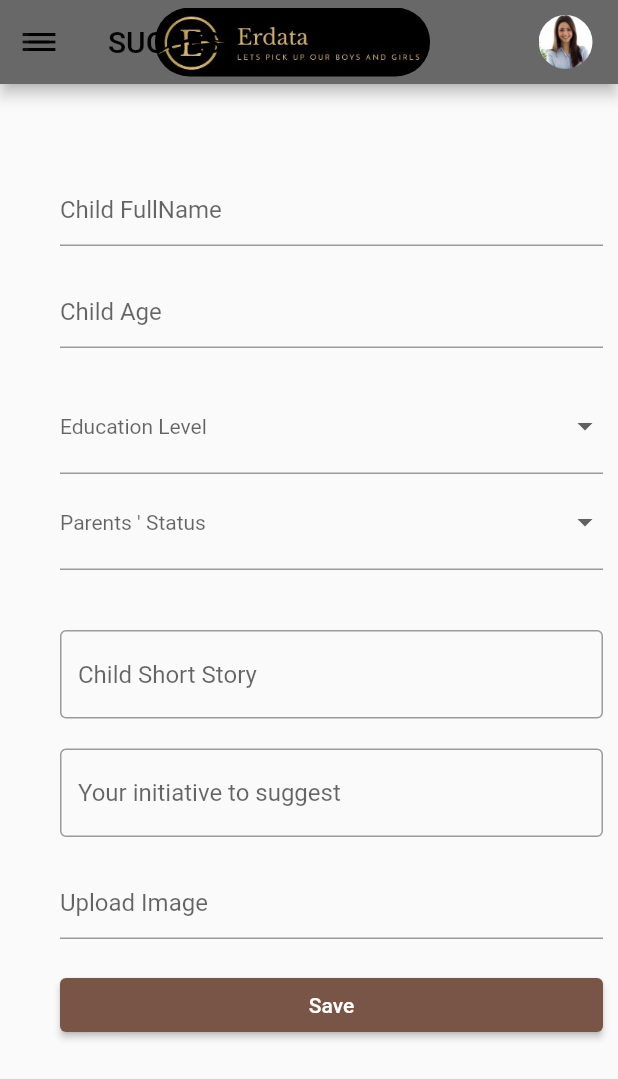
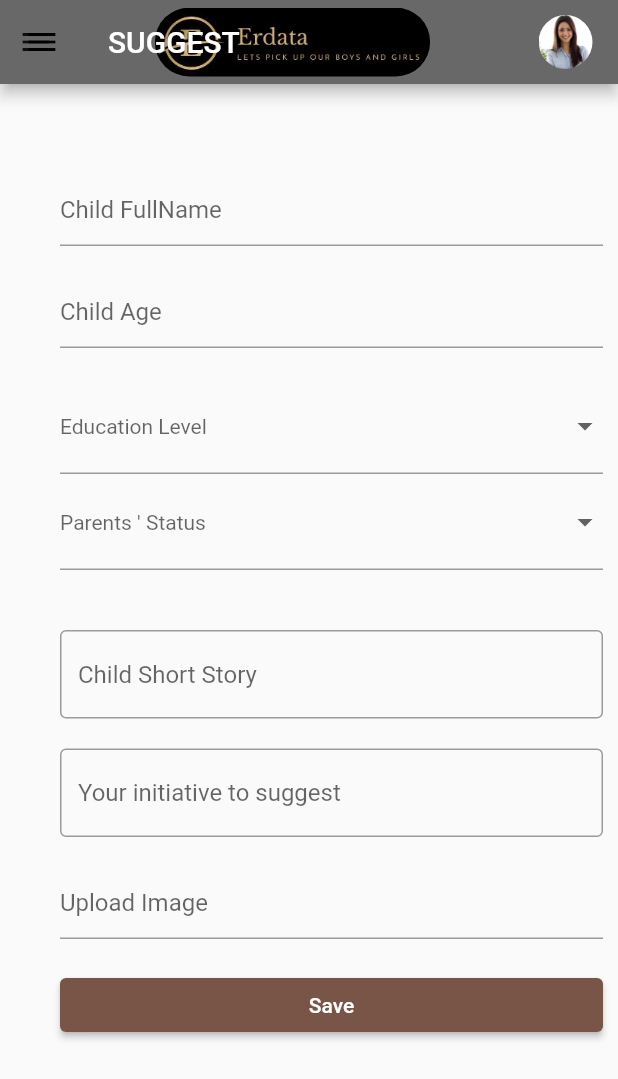
Before and after one commit to TesfayeAdugna/Erdata-App, a Flutter app: the ChildrenList screen opened by its route, after a tap on the "add" icon, on a phone screen of 412 x 824 dp. Shown: the top 1079 px of the screen. Run offline on Flutter 3.47's test engine with Material 2 defaults, Android fonts, the phone set to English and light mode, and no system bars; our stand-ins replace dio, dropdown_button2, equatable, flutter_bloc, flutter_secure_storage, go_router; missing offline and left inert: dart:html; accounts and stored records are empty; network calls fail.

Commit message:
header color

```diff
--- a/frontend/lib/custom_widget/header.dart
+++ b/frontend/lib/custom_widget/header.dart
@@ -4,13 +4,17 @@ class HeaderBar extends StatelessWidget implements PreferredSizeWidget {
   const HeaderBar({Key? key, required this.title, required this.appBar})
       : super(key: key);
 
-  final Text title;
+  final String title;
+
   final AppBar appBar;
 
   @override
   Widget build(BuildContext context) {
     return AppBar(
-      title: title,
+      title: Text(
+        title,
+        style: TextStyle(color: Colors.white),
+      ),
       backgroundColor: Color.fromARGB(255, 104, 104, 104),
       flexibleSpace: Row(
         mainAxisAlignment: MainAxisAlignment.spaceBetween,
--- a/frontend/lib/erdata/screens/about.dart
+++ b/frontend/lib/erdata/screens/about.dart
@@ -9,7 +9,7 @@ class About extends StatelessWidget {
   Widget build(BuildContext context) {
     return Scaffold(
       appBar: HeaderBar(
-        title: Text("ABOUT US"),
+        title: "ABOUT US",
         appBar: AppBar(),
       ),
       body: SingleChildScrollView(
--- a/frontend/lib/erdata/screens/child_suggestion.dart
+++ b/frontend/lib/erdata/screens/child_suggestion.dart
@@ -30,7 +30,7 @@ class ChildSuggestion extends StatelessWidget {
     return LayoutBuilder(
       builder: ((context, constraints) => Scaffold(
             appBar: HeaderBar(
-              title: Text("SUGGEST"),
+              title: "SUGGEST",
               appBar: AppBar(),
             ),
             drawer: const DrawerExtends(
--- a/frontend/lib/erdata/screens/children_list.dart
+++ b/frontend/lib/erdata/screens/children_list.dart
@@ -10,11 +10,12 @@ class ChildrenList extends StatelessWidget {
   @override
   Widget build(BuildContext context) {
     return LayoutBuilder(
-      builder: ((context, constraints) =>
-
-           Scaffold(
+      builder: ((context, constraints) => Scaffold(
             appBar: AppBar(
-          title: Text("CHILDREN LIST"),
+              title: Text(
+                "CHILDREN LIST",
+                style: TextStyle(color: Colors.white),
+              ),
               centerTitle: true,
             ),
             drawer: const DrawerExtends(
@@ -55,8 +56,8 @@ class ChildrenList extends StatelessWidget {
                                     color: Colors.black,
                                     borderRadius: BorderRadius.circular(30),
                                     image: DecorationImage(
-                                  image:
-                                      AssetImage("assets/profile_image1.jpg"),
+                                      image: AssetImage(
+                                          "assets/profile_image1.jpg"),
                                       fit: BoxFit.cover,
                                     ),
                                   ),
@@ -150,9 +151,7 @@ class ChildrenList extends StatelessWidget {
                   return context.goNamed("child_suggestion");
                 },
                 child: Icon(Icons.add)),
-
-           )
-      ),
+          )),
     );
   }
 }
--- a/frontend/lib/erdata/screens/donate.dart
+++ b/frontend/lib/erdata/screens/donate.dart
@@ -12,7 +12,7 @@ class Donate extends StatelessWidget {
   Widget build(BuildContext context) {
     return Scaffold(
       appBar: HeaderBar(
-        title: Text("DONATE"),
+        title: "DONATE",
         appBar: AppBar(),
       ),
       body: SingleChildScrollView(
--- a/frontend/lib/forms/login.dart
+++ b/frontend/lib/forms/login.dart
@@ -11,7 +11,10 @@ class LoginScreen extends StatelessWidget {
     return LayoutBuilder(
       builder: ((context, constraints) => Scaffold(
             appBar: AppBar(
-              title: Text("ERDATA"),
+              title: Text(
+                "ERDATA",
+                style: TextStyle(color: Colors.white),
+              ),
               centerTitle: true,
             ),
             body: Padding(
--- a/frontend/lib/forms/user_registration.dart
+++ b/frontend/lib/forms/user_registration.dart
@@ -18,7 +18,7 @@ class _UserRegistrationScreenState extends State<UserRegistrationScreen> {
   Widget build(BuildContext context) {
     return Scaffold(
       appBar: HeaderBar(
-        title: Text("ERDATA USER REGISTRATION"),
+        title: "ERDATA USER REGISTRATION",
         appBar: AppBar(),
       ),
       drawer: const DrawerExtends(
--- a/frontend/lib/home.dart
+++ b/frontend/lib/home.dart
@@ -24,7 +24,7 @@ class _HomePageState extends State<HomePage> {
     return SafeArea(
       child: Scaffold(
         appBar: HeaderBar(
-          title: Text("ERDATA"),
+          title: "ERDATA",
           appBar: AppBar(),
         ),
         body: SingleChildScrollView(
--- a/frontend/lib/main.dart
+++ b/frontend/lib/main.dart
@@ -58,7 +58,7 @@ class ErdataApp extends StatelessWidget {
         child: MaterialApp.router(
           routeInformationParser: _router.routeInformationParser,
           routerDelegate: _router.routerDelegate,
-          title: 'Course App',
+          title: 'ERDATA',
           theme: AppTheme.light(),
         ),
       ),
@@ -66,8 +66,7 @@ class ErdataApp extends StatelessWidget {
   }
 }
 
-final GoRouter _router =
-    GoRouter(initialLocation: '/', routes: <GoRoute>[
+final GoRouter _router = GoRouter(initialLocation: '/', routes: <GoRoute>[
   GoRoute(
     name: 'home',
     path: '/',
```
Also changed, not shown: frontend/lib/admin/screens/children_registration.dart (+9 -14 lines). Lines whose indentation alone changed are shown as unchanged.
